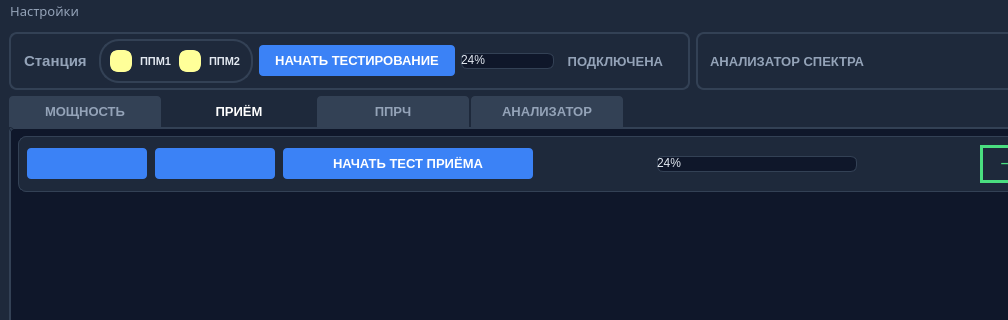
First picture: the form in mainwindow.ui, repository vitalisimys/Check_station, before the edit; both pictures show x 0 to 1008 and y 0 to 320 of the 1384 by 741 pixel window.
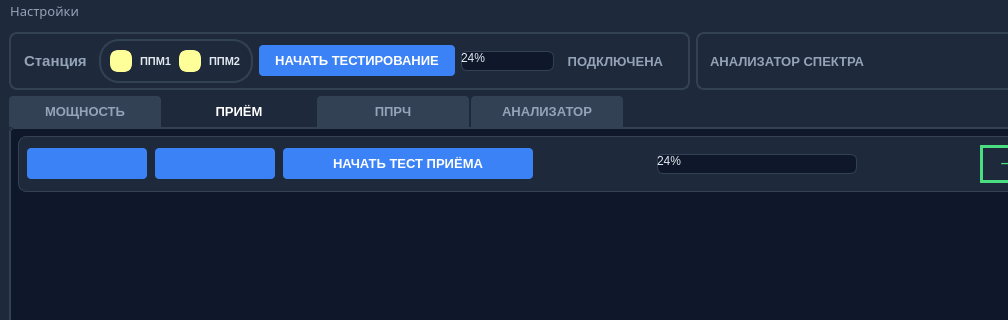
Second picture: the form after the edit. The open tabs and pages were chosen to show the change. Icons and pictures are not drawn. Custom widgets are drawn as their Qt base class.

Commit message: Мучаю интерфейс recieve

Patch:
```diff
--- a/mainwindow.ui
+++ b/mainwindow.ui
@@ -75,8 +75,6 @@
     border: 1px solid #334155;
     border-radius: 6px;
     background-color: #0f172a;
-    min-height: 10px;
-    max-height: 14px;
     color: #e2e8f0;
     font-size: 9pt;
 }
@@ -101,7 +99,7 @@
         <property name="minimumSize">
          <size>
           <width>0</width>
-          <height>0</height>
+          <height>58</height>
          </size>
         </property>
         <property name="styleSheet">
@@ -298,13 +296,13 @@
            <property name="minimumSize">
             <size>
              <width>0</width>
-             <height>12</height>
+             <height>20</height>
             </size>
            </property>
            <property name="maximumSize">
             <size>
              <width>16777215</width>
-             <height>16</height>
+             <height>20</height>
             </size>
            </property>
            <property name="styleSheet">
@@ -1349,13 +1347,13 @@
                  <property name="minimumSize">
                   <size>
                    <width>200</width>
-                   <height>12</height>
+                   <height>20</height>
                   </size>
                  </property>
                  <property name="maximumSize">
                   <size>
                    <width>16777215</width>
-                   <height>16</height>
+                   <height>20</height>
                   </size>
                  </property>
                  <property name="styleSheet">
```
Left out of the diff: 22 changed lines with no effect on the pictures. The commit also changes 3 other files.
